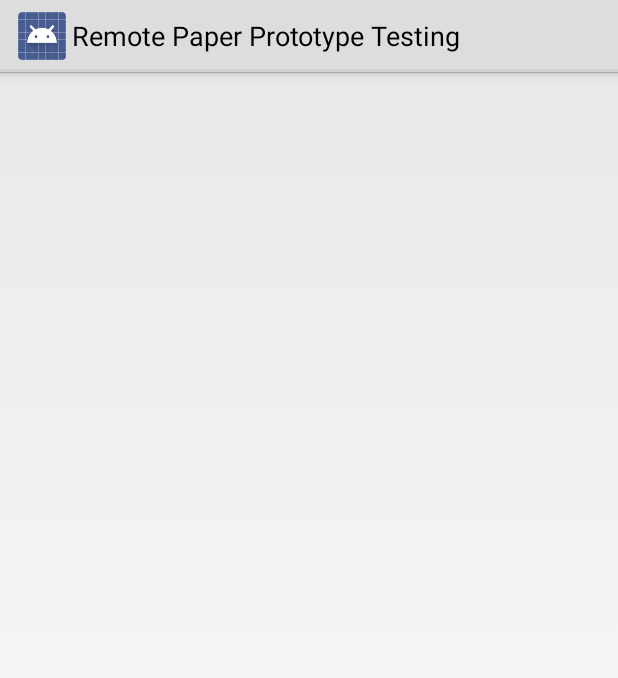
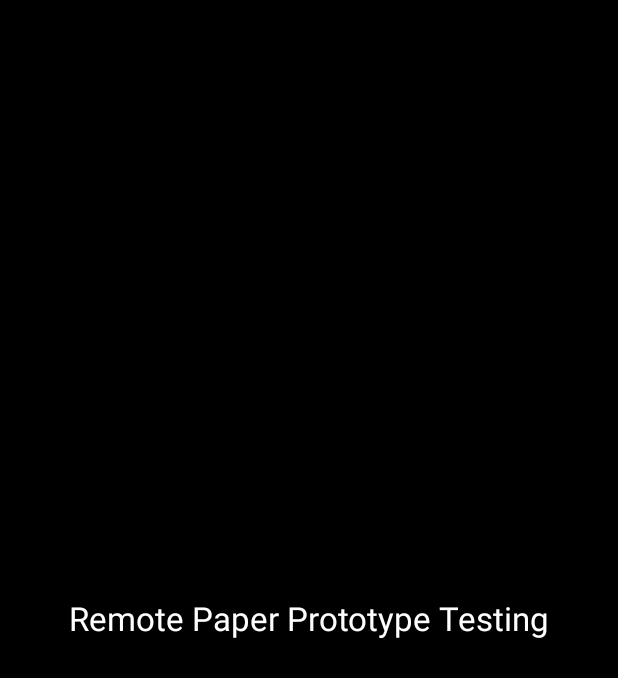
Before and after one commit to NUDelta/remote-paper-prototype-testing, an Android app: the screen it shows after launch (MainActivity), on a phone screen of 412 x 824 dp. Shown: the top 678 px of the screen. Run offline under Robolectric (Android 15) with nearby library versions, the phone set to English and light mode, and no system bars; libraries missing offline, so code that uses them is left out: com.google.android.glass; 4 statements that could not run were skipped.

Commit message:
Added basic menu navigation, basic layout, QR code scanning for sync codes, and OpenTok stubs

```diff
--- a/rppt-glass/app/build.gradle
+++ b/rppt-glass/app/build.gradle
@@ -8,7 +8,7 @@ repositories {
 }
 
 android {
-    compileSdkVersion 19
+    compileSdkVersion 'Google Inc.:Glass Development Kit Preview:19'
     buildToolsVersion "23.0.2"
 
     defaultConfig {
@@ -34,4 +34,5 @@ android {
 dependencies {
     compile fileTree(dir: 'libs', include: ['*.jar'])
     compile files('libs/Android-DDP.jar')
+    compile files('libs/opentok-android-sdk.jar')
 }
--- a/rppt-glass/app/src/main/res/layout/fragment_main.xml
+++ b/rppt-glass/app/src/main/res/layout/fragment_main.xml
@@ -6,7 +6,17 @@
     android:paddingLeft="@dimen/activity_horizontal_margin"
     android:paddingRight="@dimen/activity_horizontal_margin"
     android:paddingTop="@dimen/activity_vertical_margin"
-    tools:context="edu.delta.aspin.rpptglass.MainActivityFragment">
+    tools:context="edu.delta.aspin.rpptglass.MainActivityFragment"
+    android:background="#000000">
 
 
+    <TextView
+        android:layout_width="wrap_content"
+        android:layout_height="wrap_content"
+        android:textAppearance="?android:attr/textAppearanceLarge"
+        android:text="Remote Paper Prototype Testing"
+        android:id="@+id/textView"
+        android:layout_centerVertical="true"
+        android:layout_centerHorizontal="true"
+        android:textColor="#ffffff" />
 </RelativeLayout>
--- /dev/null
+++ b/rppt-glass/app/src/main/res/menu/main.xml
@@ -0,0 +1,17 @@
+<menu xmlns:android="http://schemas.android.com/apk/res/android"
+    xmlns:tools="http://schemas.android.com/tools"
+    tools:context="edu.delta.aspin.rpptglass.MainActivity">
+
+    <item
+        android:id="@+id/scan"
+        android:title="@string/menu_scan" />
+    <item
+        android:id="@+id/quit"
+        android:title="@string/menu_quit" />
+
+    <!--<item-->
+        <!--android:id="@+id/scan"-->
+        <!--android:title="@string/scan"-->
+        <!--android:icon="@drawable/ic_start" />-->
+
+</menu>
--- a/rppt-glass/app/src/main/res/values/strings.xml
+++ b/rppt-glass/app/src/main/res/values/strings.xml
@@ -1,6 +1,8 @@
 <resources>
     <string name="app_name">Remote Paper Prototype Testing Glass</string>
     <string name="title_activity_main">Remote Paper Prototype Testing</string>
-    <string name="action_settings">Settings</string>
+    <string name="menu_scan">Scan Code</string>
+    <string name="menu_quit">Quit</string>
     <string name="voice_trigger">Prototype</string>
+    <string name="title_activity_stream">StreamActivity</string>
 </resources>
--- a/rppt-glass/app/src/main/res/values/styles.xml
+++ b/rppt-glass/app/src/main/res/values/styles.xml
@@ -1,5 +1,5 @@
 <?xml version="1.0" encoding="utf-8"?>
 <resources>
 
-    <style name="AppTheme" parent="android:Theme.Holo.Light"></style>
+    <style name="AppTheme" parent="android:Theme.Holo.NoActionBar.TranslucentDecor"></style>
 </resources>
```
Also changed, not shown: rppt-glass/app/src/main/AndroidManifest.xml (+20 -10 lines), rppt-glass/app/src/main/java/edu/delta/aspin/rpptglass/MainActivity.java (+89 -2 lines), rppt-glass/app/src/main/java/edu/delta/aspin/rpptglass/StreamActivity.java (added, +79 -0 lines), rppt-glass/app/src/main/res/layout/activity_stream.xml (added, +12 -0 lines), rppt-glass/app/src/main/res/menu/menu_main.xml (deleted, +0 -9 lines), rppt-glass/app/libs/opentok-android-sdk.jar (added), 3 other files.
